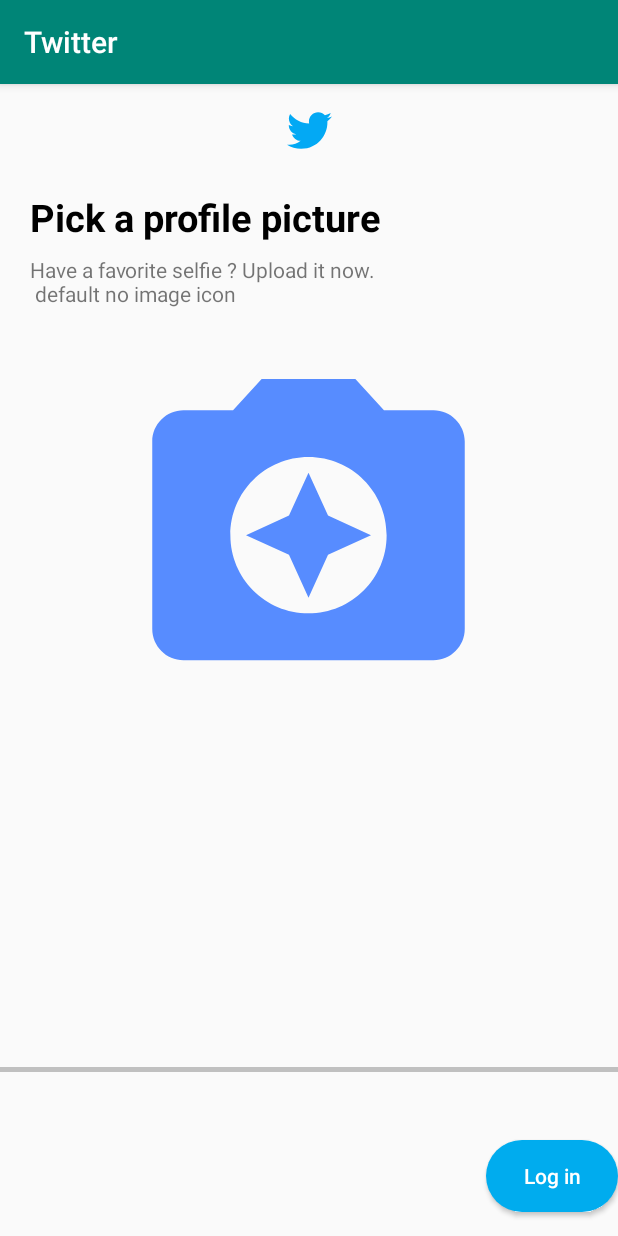
After one commit to PrawinAyadi/Android_Twitter, an Android app: the CameraActivity screen opened directly, with no data from a screen before it, on a phone screen of 412 x 824 dp. The commit adds this screen. Run offline under Robolectric (Android 15) with nearby library versions, the phone set to English and light mode, and no system bars.

Commit message:
camera activity work

```diff
--- a/app/src/main/AndroidManifest.xml
+++ b/app/src/main/AndroidManifest.xml
@@ -9,6 +9,8 @@
         android:roundIcon="@mipmap/ic_launcher_round"
         android:supportsRtl="true"
         android:theme="@style/AppTheme">
+        <activity android:name=".Final_Step_signUP"></activity>
+        <activity android:name=".CameraActivity" />
         <activity android:name=".MainActivity">
             <intent-filter>
                 <action android:name="android.intent.action.MAIN" />
--- /dev/null
+++ b/app/src/main/java/com/example/twitter/CameraActivity.java
@@ -0,0 +1,14 @@
+package com.example.twitter;
+
+import androidx.appcompat.app.AppCompatActivity;
+
+import android.os.Bundle;
+
+public class CameraActivity extends AppCompatActivity {
+
+    @Override
+    protected void onCreate(Bundle savedInstanceState) {
+        super.onCreate(savedInstanceState);
+        setContentView(R.layout.activity_camera);
+    }
+}
--- /dev/null
+++ b/app/src/main/res/drawable/but_shape.xml
@@ -0,0 +1,10 @@
+<?xml version="1.0" encoding="utf-8"?>
+<shape xmlns:android="http://schemas.android.com/apk/res/android" android:shape="rectangle" android:padding="10dp">
+<solid android:color="#6E6E6E"/> <!-- this one is ths color of the Rounded Button -->
+<corners
+    android:bottomRightRadius="25dp"
+    android:bottomLeftRadius="25dp"
+    android:topLeftRadius="25dp"
+    android:topRightRadius="25dp"/>
+<solid android:color="#00acee"/>
+</shape>
--- /dev/null
+++ b/app/src/main/res/drawable/ic_camera_enhance_black_24dp.xml
@@ -0,0 +1,5 @@
+<vector android:height="24dp" android:tint="#578CFF"
+    android:viewportHeight="24.0" android:viewportWidth="24.0"
+    android:width="24dp" xmlns:android="http://schemas.android.com/apk/res/android">
+    <path android:fillColor="#FF000000" android:pathData="M9,3L7.17,5L4,5c-1.1,0 -2,0.9 -2,2v12c0,1.1 0.9,2 2,2h16c1.1,0 2,-0.9 2,-2L22,7c0,-1.1 -0.9,-2 -2,-2h-3.17L15,3L9,3zM12,18c-2.76,0 -5,-2.24 -5,-5s2.24,-5 5,-5 5,2.24 5,5 -2.24,5 -5,5zM12,17l1.25,-2.75L16,13l-2.75,-1.25L12,9l-1.25,2.75L8,13l2.75,1.25z"/>
+</vector>
--- /dev/null
+++ b/app/src/main/res/drawable/icon_twitter.xml
@@ -0,0 +1,9 @@
+<vector xmlns:android="http://schemas.android.com/apk/res/android"
+    android:width="512dp"
+    android:height="512dp"
+    android:viewportWidth="512"
+    android:viewportHeight="512">
+  <path
+      android:pathData="M512,97.248c-19.04,8.352 -39.328,13.888 -60.48,16.576c21.76,-12.992 38.368,-33.408 46.176,-58.016c-20.288,12.096 -42.688,20.64 -66.56,25.408C411.872,60.704 384.416,48 354.464,48c-58.112,0 -104.896,47.168 -104.896,104.992c0,8.32 0.704,16.32 2.432,23.936c-87.264,-4.256 -164.48,-46.08 -216.352,-109.792c-9.056,15.712 -14.368,33.696 -14.368,53.056c0,36.352 18.72,68.576 46.624,87.232c-16.864,-0.32 -33.408,-5.216 -47.424,-12.928c0,0.32 0,0.736 0,1.152c0,51.008 36.384,93.376 84.096,103.136c-8.544,2.336 -17.856,3.456 -27.52,3.456c-6.72,0 -13.504,-0.384 -19.872,-1.792c13.6,41.568 52.192,72.128 98.08,73.12c-35.712,27.936 -81.056,44.768 -130.144,44.768c-8.608,0 -16.864,-0.384 -25.12,-1.44C46.496,446.88 101.6,464 161.024,464c193.152,0 298.752,-160 298.752,-298.688c0,-4.64 -0.16,-9.12 -0.384,-13.568C480.224,136.96 497.728,118.496 512,97.248z"
+      android:fillColor="#03A9F4"/>
+</vector>
--- /dev/null
+++ b/app/src/main/res/layout/activity_camera.xml
@@ -0,0 +1,85 @@
+<?xml version="1.0" encoding="utf-8"?>
+<androidx.constraintlayout.widget.ConstraintLayout xmlns:android="http://schemas.android.com/apk/res/android"
+    xmlns:app="http://schemas.android.com/apk/res-auto"
+    xmlns:tools="http://schemas.android.com/tools"
+    android:layout_width="match_parent"
+    android:layout_height="match_parent"
+    tools:context=".CameraActivity">
+    <ImageView
+        android:id="@+id/profile_image"
+        android:layout_width="30dp"
+        android:layout_height="30dp"
+        android:scaleType="centerInside"
+        android:src="@drawable/icon_twitter"
+        app:layout_constraintBottom_toBottomOf="parent"
+        app:layout_constraintEnd_toEndOf="parent"
+        app:layout_constraintStart_toStartOf="parent"
+        app:layout_constraintTop_toTopOf="parent"
+        app:layout_constraintVertical_bias="0.022" />
+
+
+    <TextView
+        android:id="@+id/textView3"
+        android:layout_width="match_parent"
+        android:layout_height="wrap_content"
+        android:layout_marginLeft="20dp"
+        android:layout_marginTop="25dp"
+        android:layout_marginRight="20dp"
+        android:text="Pick a profile picture"
+        android:textColor="#000000"
+        android:textSize="25dp"
+        android:textStyle="bold"
+        app:layout_constraintTop_toBottomOf="@+id/profile_image"
+        tools:layout_editor_absoluteX="0dp" />
+
+    <TextView
+        android:id="@+id/textView7"
+        android:layout_width="match_parent"
+        android:layout_height="wrap_content"
+        android:layout_marginLeft="20dp"
+        android:layout_marginTop="8dp"
+        android:layout_marginRight="20dp"
+        android:text="Have a favorite selfie ? Upload it now.\n default no image icon"
+        app:layout_constraintEnd_toEndOf="parent"
+        app:layout_constraintHorizontal_bias="0.6"
+        app:layout_constraintStart_toStartOf="parent"
+        app:layout_constraintTop_toBottomOf="@+id/textView3" />
+
+    <ImageView
+        android:id="@+id/profile"
+        android:layout_width="250dp"
+        android:layout_height="250dp"
+        android:layout_marginTop="16dp"
+        android:src="@drawable/ic_camera_enhance_black_24dp"
+        app:layout_constraintEnd_toEndOf="parent"
+        app:layout_constraintHorizontal_bias="0.496"
+        app:layout_constraintStart_toStartOf="parent"
+        app:layout_constraintTop_toBottomOf="@+id/textView7" />
+
+
+    <View
+        android:id="@+id/view2"
+        android:layout_width="match_parent"
+        android:layout_height="3dp"
+        android:layout_marginTop="240dp"
+        android:background="#c0c0c0"
+        app:layout_constraintEnd_toEndOf="parent"
+        app:layout_constraintHorizontal_bias="0.0"
+        app:layout_constraintStart_toStartOf="parent"
+        app:layout_constraintTop_toBottomOf="@+id/profile" />
+
+    <Button
+        android:id="@+id/btn_c_login"
+        android:layout_width="wrap_content"
+        android:layout_height="wrap_content"
+        android:background="@drawable/but_shape"
+        android:text="Log in"
+        android:layout_marginTop="10dp"
+        android:layout_marginBottom="10dp"
+        android:textAllCaps="false"
+        android:textColor="#FFFFFF"
+        app:layout_constraintBottom_toBottomOf="parent"
+        app:layout_constraintEnd_toEndOf="parent"
+        app:layout_constraintTop_toBottomOf="@+id/view2"
+        app:layout_constraintVertical_bias="0.851" />
+</androidx.constraintlayout.widget.ConstraintLayout>
--- a/app/src/main/res/values/colors.xml
+++ b/app/src/main/res/values/colors.xml
@@ -3,4 +3,5 @@
     <color name="colorPrimary">#008577</color>
     <color name="colorPrimaryDark">#00574B</color>
     <color name="colorAccent">#D81B60</color>
+    <color name="colorTwitter">#03A9F4</color>
 </resources>
```
Also changed, not shown: app/src/main/java/com/example/twitter/Customize.java (added, +45 -0 lines), app/src/main/java/com/example/twitter/Final_Step_signUP.java (added, +14 -0 lines), app/src/main/java/com/example/twitter/SplashScreen.java (added, +72 -0 lines), app/src/main/res/drawable/icon_menu.xml (added, +15 -0 lines), app/src/main/res/layout/activity_customize.xml (added, +133 -0 lines), app/src/main/res/layout/activity_final__step_sign_up.xml (added, +100 -0 lines), app/src/main/res/layout/activity_splash_screen.xml (added, +53 -0 lines).
